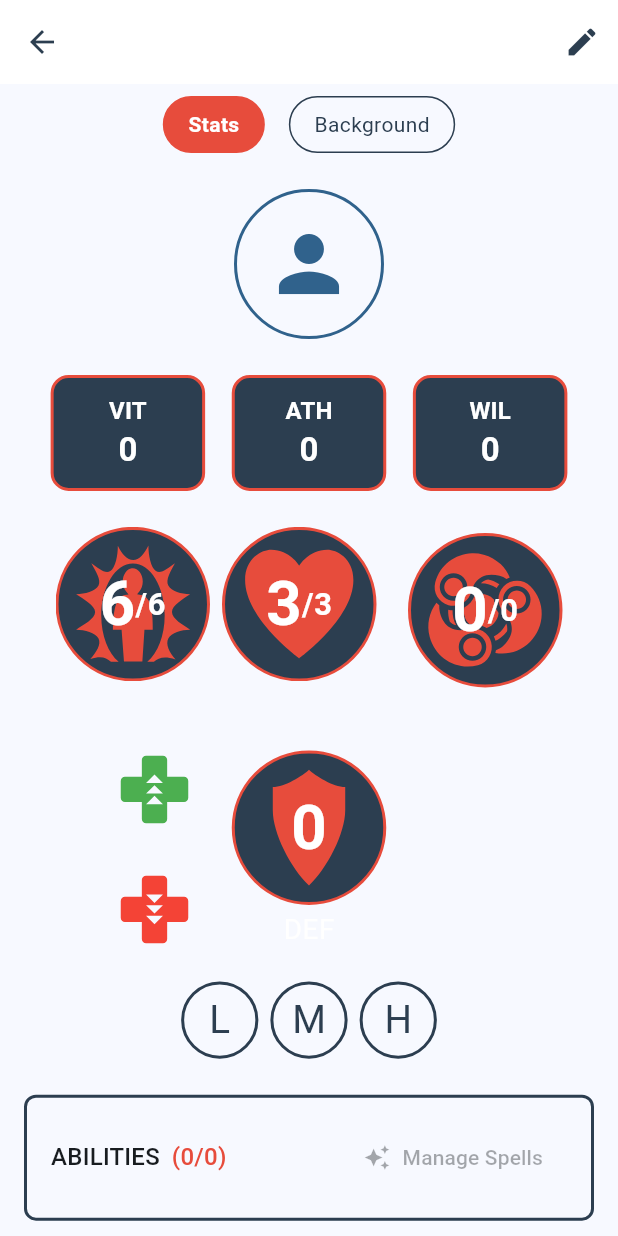
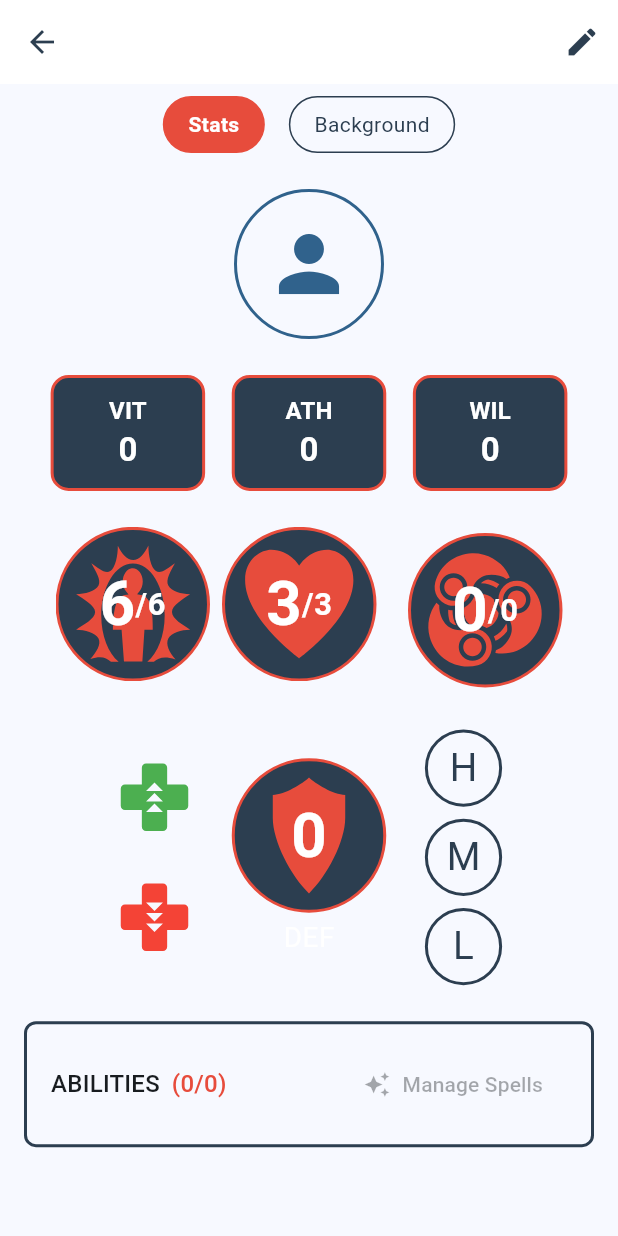
Before and after one commit to remideboer/titterpig, a Flutter app: the CharacterSheetScreen screen opened directly with empty values, on a phone screen of 412 x 824 dp. Run offline on Flutter 3.47's test engine with Material 3 defaults, Android fonts, the phone set to English and light mode, and no system bars; our stand-ins replace audioplayers, flutter_riverpod, flutter_svg, freezed_annotation, google_sign_in, image_picker and 1 more; missing offline and left inert: googleapis; accounts and stored records are empty.

Commit message:
refactor(ui): reorganize defense section layout
                 * Defense circles now vertically aligned to the right of shield icon
                 * Health controls, shield icon, and defense circles in single row
                 * Removed unnecessary empty space
                 * Maintained consistent column widths and spacing
                 * All functionality preserved

```diff
--- a/lib/screens/character_sheet_screen.dart
+++ b/lib/screens/character_sheet_screen.dart
@@ -472,14 +472,12 @@ class _CharacterSheetScreenState extends State<CharacterSheetScreen> {
 
               // Defense section
               Center(
-                child: Column(
-                  children: [
-                    Row(
+                child: Row(
                   mainAxisAlignment: MainAxisAlignment.center,
                   children: [
                     // Left column - Health buttons
                     SizedBox(
-                          width: screenSize.width * 0.25, // Same width as stat boxes
+                      width: screenSize.width * 0.25,
                       child: Column(
                         mainAxisSize: MainAxisSize.min,
                         children: [
@@ -511,7 +509,6 @@ class _CharacterSheetScreenState extends State<CharacterSheetScreen> {
                             color: Colors.red,
                             enabled: !isDead,
                           ),
-
                         ],
                       ),
                     ),
@@ -522,35 +519,34 @@ class _CharacterSheetScreenState extends State<CharacterSheetScreen> {
                         child: _buildShieldIcon(isDead ? null : _character.def, svgStatSize),
                       ),
                     ),
-                        // Right column - Empty space to balance layout
+                    // Right column - Defense circles
                     SizedBox(
                       width: screenSize.width * 0.25,
-                        ),
-                      ],
+                      child: Column(
+                        mainAxisSize: MainAxisSize.min,
+                        children: [
+                          _buildDefenseCircle(
+                            'H',
+                            DefCategory.heavy,
+                            selectedDefense == DefCategory.heavy,
+                            svgStatSize * defOptionScreenProportion,
                           ),
                           const SizedBox(height: 8),
-                    // Armor type selection row
-                    Row(
-                      mainAxisAlignment: MainAxisAlignment.center,
-                      children: [
+                          _buildDefenseCircle(
+                            'M',
+                            DefCategory.medium,
+                            selectedDefense == DefCategory.medium,
+                            svgStatSize * defOptionScreenProportion,
+                          ),
+                          const SizedBox(height: 8),
                           _buildDefenseCircle(
                             'L',
                             DefCategory.light,
                             selectedDefense == DefCategory.light,
-                            svgStatSize * defOptionScreenProportion),
-                        const SizedBox(width: 8),
-                        _buildDefenseCircle(
-                            'M',
-                            DefCategory.medium,
-                            selectedDefense == DefCategory.medium,
-                            svgStatSize * defOptionScreenProportion),
-                        const SizedBox(width: 8),
-                        _buildDefenseCircle(
-                            'H',
-                            DefCategory.heavy,
-                            selectedDefense == DefCategory.heavy,
-                            svgStatSize * defOptionScreenProportion),
+                            svgStatSize * defOptionScreenProportion,
+                          ),
                         ],
+                      ),
                     ),
                   ],
                 ),
```
Lines whose indentation alone changed are shown as unchanged.
